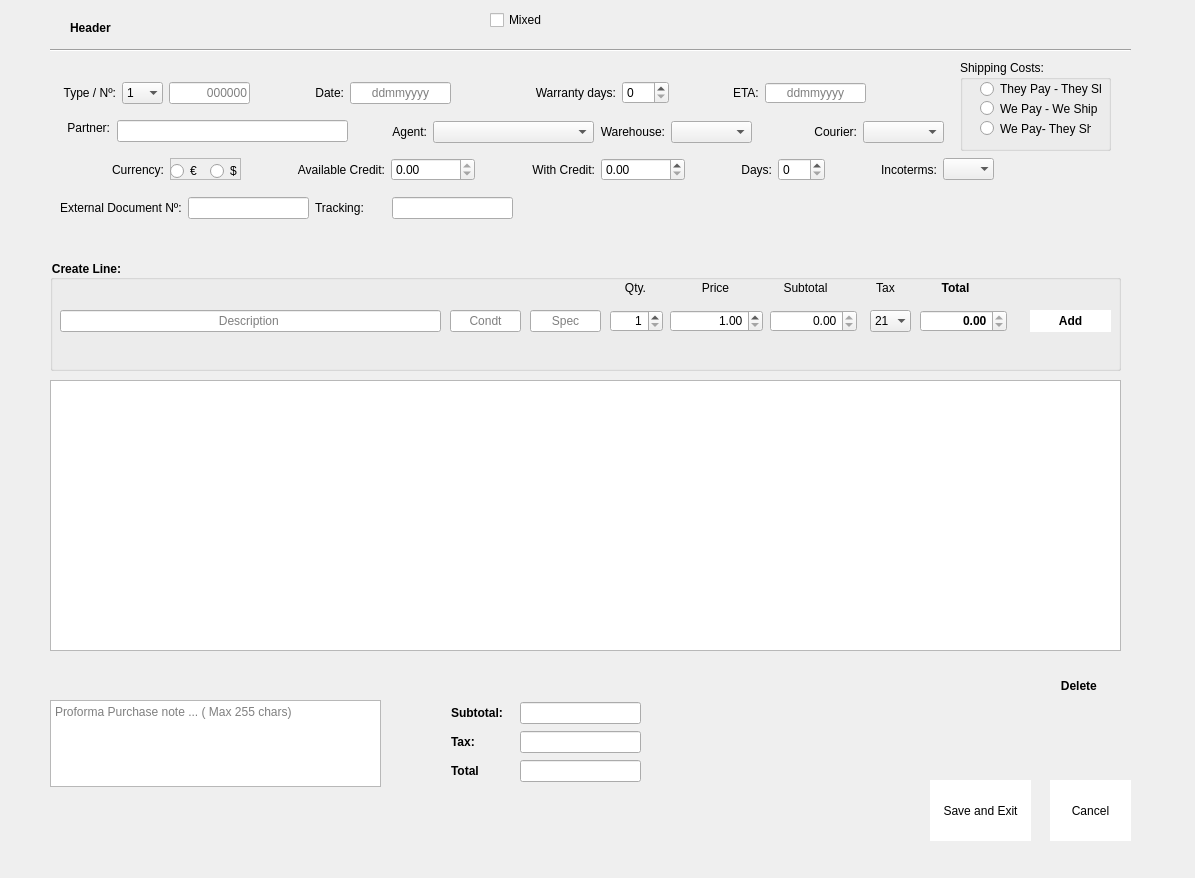
This is uis/purchase_proforma_form.ui in andrei219/euromedia as Qt 5 draws it before an edit. The edited form follows.
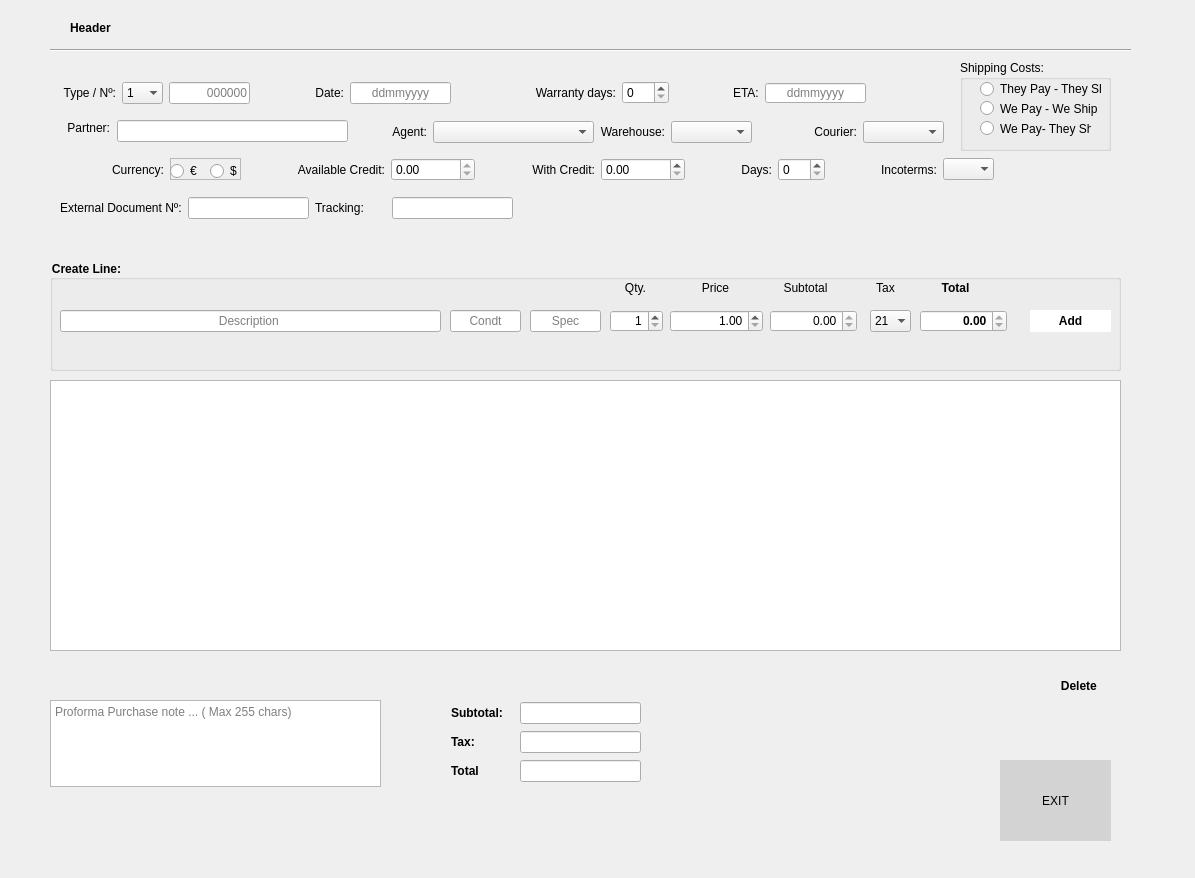
This is the edited form. Icons and pictures are not drawn.

What changed in the file:
```diff
--- a/uis/purchase_proforma_form.ui
+++ b/uis/purchase_proforma_form.ui
@@ -88,17 +88,17 @@
   <widget class="QToolButton" name="save_button">
    <property name="geometry">
     <rect>
-     <x>930</x>
-     <y>780</y>
-     <width>101</width>
-     <height>61</height>
+     <x>1000</x>
+     <y>760</y>
+     <width>111</width>
+     <height>81</height>
     </rect>
    </property>
    <property name="styleSheet">
-    <string notr="true">background:white; </string>
+    <string notr="true">background:lightgray; </string>
    </property>
    <property name="text">
-    <string>Save and Exit</string>
+    <string>EXIT</string>
    </property>
    <property name="icon">
     <iconset resource="../app/icons.qrc">
@@ -117,38 +117,6 @@
     <bool>true</bool>
    </property>
   </widget>
-  <widget class="QToolButton" name="cancel_tool_button">
-   <property name="geometry">
-    <rect>
-     <x>1050</x>
-     <y>780</y>
-     <width>81</width>
-     <height>61</height>
-    </rect>
-   </property>
-   <property name="styleSheet">
-    <string notr="true">background: white;</string>
-   </property>
-   <property name="text">
-    <string>Cancel</string>
-   </property>
-   <property name="icon">
-    <iconset resource="../app/icons.qrc">
-     <normaloff>:/cancel</normaloff>:/cancel</iconset>
-   </property>
-   <property name="iconSize">
-    <size>
-     <width>24</width>
-     <height>24</height>
-    </size>
-   </property>
-   <property name="toolButtonStyle">
-    <enum>Qt::ToolButtonTextUnderIcon</enum>
-   </property>
-   <property name="autoRaise">
-    <bool>true</bool>
-   </property>
-  </widget>
   <widget class="QWidget" name="layoutWidget">
    <property name="geometry">
     <rect>
@@ -772,19 +740,6 @@
     <string>Proforma Purchase note ... ( Max 255 chars)</string>
    </property>
   </widget>
-  <widget class="QCheckBox" name="mixed">
-   <property name="geometry">
-    <rect>
-     <x>490</x>
-     <y>10</y>
-     <width>81</width>
-     <height>20</height>
-    </rect>
-   </property>
-   <property name="text">
-    <string>Mixed</string>
-   </property>
-  </widget>
   <widget class="QGroupBox" name="groupBox_2">
    <property name="geometry">
     <rect>
@@ -837,7 +792,7 @@
     </property>
    </widget>
   </widget>
-  <widget class="QWidget" name="">
+  <widget class="QWidget" name="layoutWidget">
    <property name="geometry">
     <rect>
      <x>62</x>
@@ -1140,7 +1095,7 @@
     </size>
    </property>
   </widget>
-  <widget class="QWidget" name="">
+  <widget class="QWidget" name="layoutWidget">
    <property name="geometry">
     <rect>
      <x>392</x>
@@ -1243,7 +1198,7 @@
     </item>
    </layout>
   </widget>
-  <widget class="QWidget" name="">
+  <widget class="QWidget" name="layoutWidget">
    <property name="geometry">
     <rect>
      <x>63</x>
```
Left out of the diff: 20 changed lines with no effect on the pictures.
